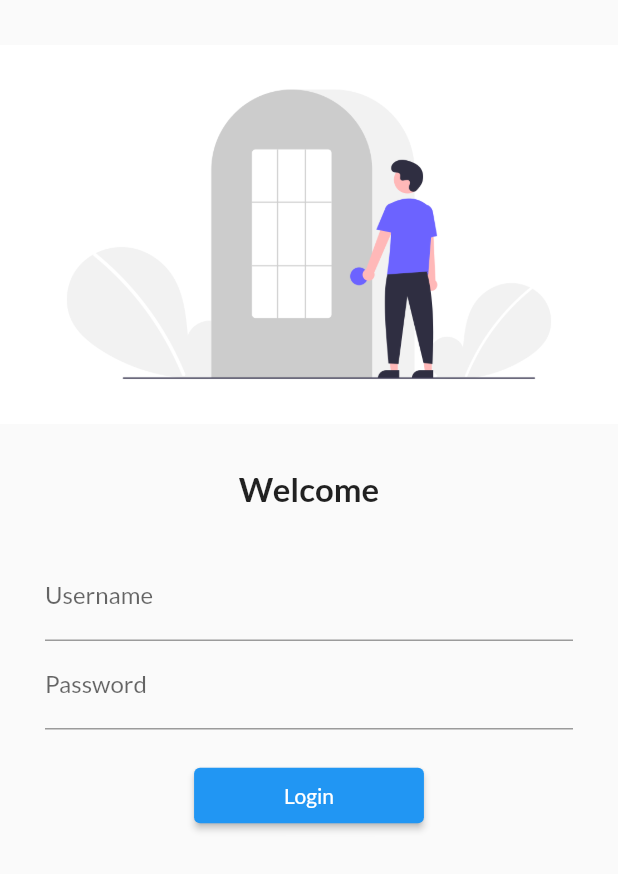
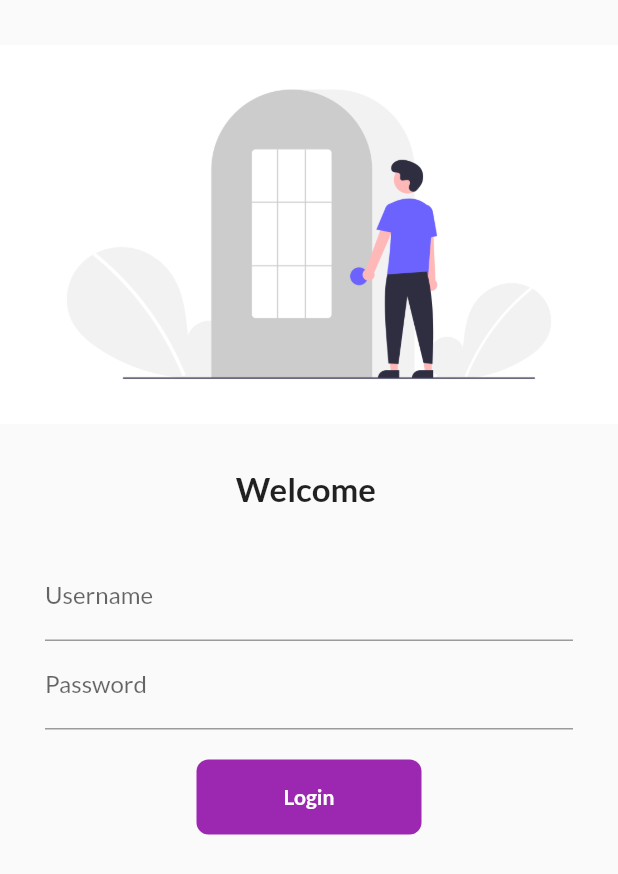
Before and after one commit to Rafay3198/Flutter-Lessons, a Flutter app: the screen it shows after launch, after a tap on "Login", on a phone screen of 412 x 824 dp. Shown: the top 874 px of the screen. Run offline on Flutter 3.47's test engine with Material 2 defaults, Android fonts, the phone set to English and light mode, and no system bars; our stand-ins replace google_fonts.

Commit message:
Chapter 6 complete

```diff
--- a/lib/Screens/Screens/Login.dart
+++ b/lib/Screens/Screens/Login.dart
@@ -1,13 +1,22 @@
 import 'package:flutter/material.dart';
 import 'package:google_fonts/google_fonts.dart';
+import 'package:taskers/Widgets/AppButton.dart';
 import 'package:taskers/utils/routes.dart';
 
-class LoginScreen extends StatelessWidget {
+class LoginScreen extends StatefulWidget {
   const LoginScreen({Key? key}) : super(key: key);
 
   @override
+  _LoginScreenState createState() => _LoginScreenState();
+}
+
+class _LoginScreenState extends State<LoginScreen> {
+
+  String name = "";
+
+  @override
   Widget build(BuildContext context) {
-  double screenWidth = MediaQuery.of(context).size.width;
+    // double screenWidth = MediaQuery.of(context).size.width;
 
     return Material(
         child: SingleChildScrollView(
@@ -15,11 +24,13 @@ class LoginScreen extends StatelessWidget {
         children: [
           Padding(
             padding: const EdgeInsets.symmetric(vertical: 30.0),
-              child: Image.asset("assets/images/login.png",
+            child: Image.asset(
+              "assets/images/login.png",
               fit: BoxFit.contain,
             ),
           ),
-            Text("Welcome",
+          Text(
+            "Welcome $name",
             style: TextStyle(
               fontWeight: FontWeight.bold,
               fontSize: 22,
@@ -30,10 +41,14 @@ class LoginScreen extends StatelessWidget {
             child: Column(
               children: [
                 TextFormField(
+                  onChanged: (value) {
+                    setState(() {
+                      name = value;
+                    });
+
+                  },
                   decoration: InputDecoration(
-                  hintText: "Enter Username",
-                  labelText: "Username"
-                ),
+                      hintText: "Enter Username", labelText: "Username"),
                 ),
                 TextFormField(
                   decoration: InputDecoration(
@@ -45,23 +60,25 @@ class LoginScreen extends StatelessWidget {
                 SizedBox(
                   height: 20,
                 ),
-              ElevatedButton(
-                style: TextButton.styleFrom(
-                  backgroundColor: Colors.blue,
 
-                  padding: EdgeInsets.symmetric(vertical: 10, horizontal: 60)
+                GestureDetector(
+                  // onTap: () => {},
+                  onTap: () => Navigator.pop(context),
+                  child: AppButton())
+                // ElevatedButton(
+                //     style: TextButton.styleFrom(
+                //         backgroundColor: Colors.blue,
+                //         padding:
+                //             EdgeInsets.symmetric(vertical: 10, horizontal: 60)),
+                //     onPressed: () {
+                //       Navigator.pop(context);
+                //     },
+                //     child: Text("Login"))
+              ],
             ),
-                onPressed: () {
-                  Navigator.pop(context);
-                }, child: Text("Login")
           )
         ],
       ),
-            )
-
-          ],
-        ),
-      )
-    );
+    ));
   }
 }
--- /dev/null
+++ b/lib/Widgets/AppButton.dart
@@ -0,0 +1,25 @@
+import 'package:flutter/material.dart';
+
+class AppButton extends StatelessWidget {
+
+  @override
+  Widget build(BuildContext context) {
+    return Container(
+      width: 150,
+      height: 50,
+      alignment: Alignment.center,
+      // color: Colors.purple,
+      child: Text("Login",
+        style: TextStyle(
+          fontWeight: FontWeight.bold,
+          fontSize: 14,
+          color: Colors.white
+          ),
+      ),
+      decoration: BoxDecoration(
+        color: Colors.purple,
+        borderRadius: BorderRadius.circular(8)
+        )
+    );
+  }
+}
```
Lines whose indentation alone changed are shown as unchanged.
